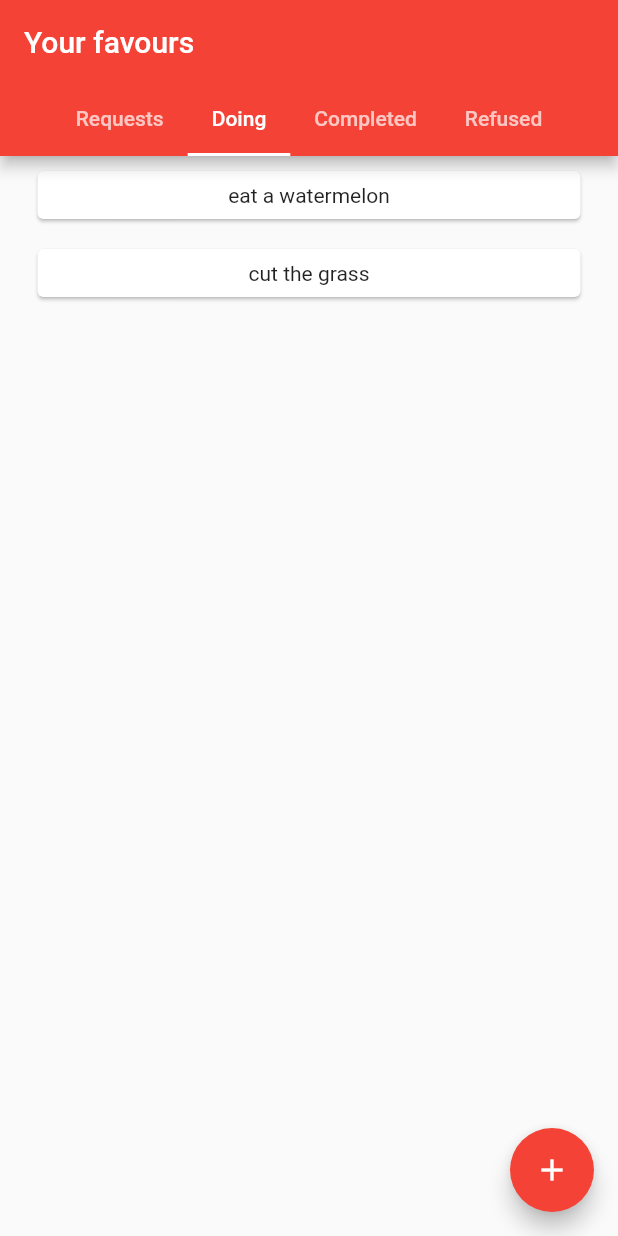
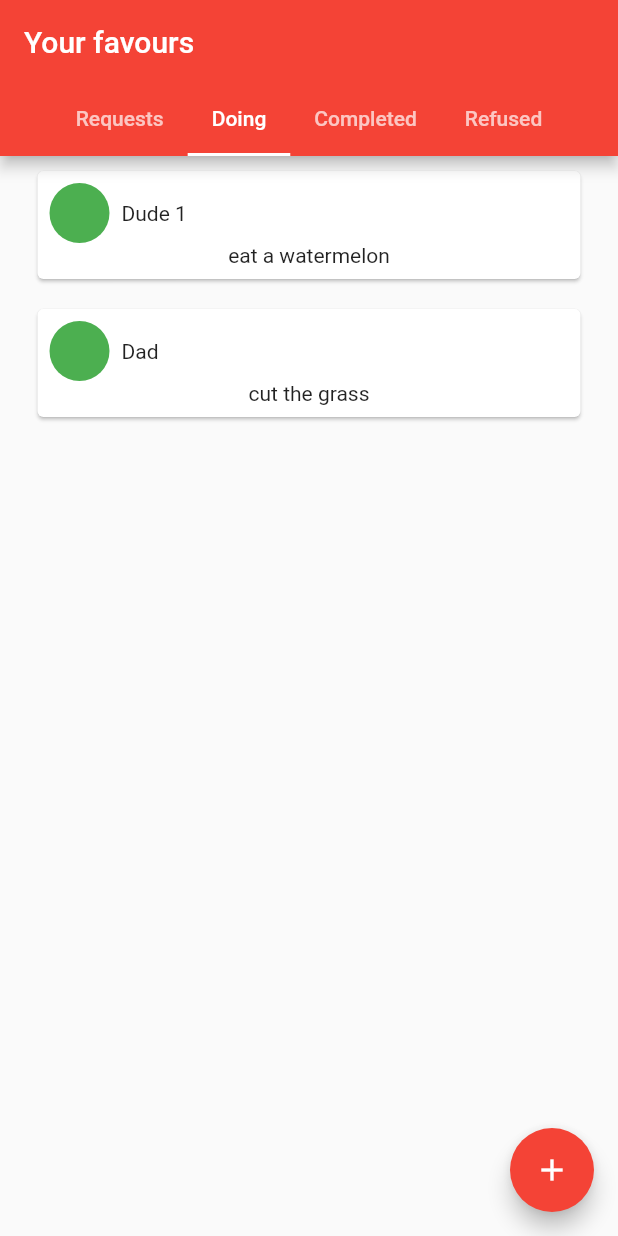
Before and after one commit to grzybi/flutter_friend_favours, a Flutter app: the screen it shows after launch, tab 2 chosen, on a phone screen of 412 x 824 dp. Run offline on Flutter 3.47's test engine with Material 2 defaults, Android fonts, the phone set to English and light mode, and no system bars.

Commit message:
Added headers for favours elements.

```diff
--- a/lib/main.dart
+++ b/lib/main.dart
@@ -1,6 +1,6 @@
 import 'package:flutter/material.dart';
 import 'favor.dart';
-import 'friend.dart';
+// import 'friend.dart';
 import 'mock_values.dart';
 
 void main() {
@@ -51,7 +51,7 @@ class FavoursPage extends StatelessWidget {
     return Column(
       mainAxisSize: MainAxisSize.max,
       children: [
-//        Padding
+// TODO       Padding
         Expanded(
             child: ListView.builder(
           itemCount: favours.length,
@@ -59,12 +59,15 @@ class FavoursPage extends StatelessWidget {
             final favour = favours[index];
             return Card(
               key: ValueKey(favour.uuid),
-              margin: EdgeInsets.symmetric(vertical: 10.0, horizontal: 25.0),
+              margin: const EdgeInsets.symmetric(vertical: 10.0, horizontal: 25.0),
               child: Padding(
+                padding: const EdgeInsets.all(8.0),
                 child: Column(children: <Widget>[
+                  _itemHeader(favour),
                   Text(favour.description ?? ""),
+                  // _itemFooter(favour),
                 ]),
-                padding: EdgeInsets.all(8.0),
+
               ),
             );
           },
@@ -73,13 +76,35 @@ class FavoursPage extends StatelessWidget {
     );
   }
 
+  Widget _itemHeader(Favor favour) {
+    return Row(
+      children: <Widget>[
+        const CircleAvatar(
+          backgroundColor: Colors.green,
+          // backgroundImage: NetworkImage(
+          //   favour.friend.photoURL,
+          // ),
+        ),
+        Expanded(
+          child: Padding(
+              padding: const EdgeInsets.only(left: 8.0),
+              child: Text(favour.friend?.name ?? "")),
+        )
+      ],
+    );
+  }
+
+  // Widget _itemFooter(Favor favour) {
+
+  // }
+
   @override
   Widget build(BuildContext context) {
     return DefaultTabController(
       length: 4,
       child: Scaffold(
         appBar: AppBar(
-          title: Text("Your favours"),
+          title: const Text("Your favours"),
           bottom: TabBar(isScrollable: true, tabs: [
             _buildCategoryTab("Requests"),
             _buildCategoryTab("Doing"),
@@ -98,7 +123,7 @@ class FavoursPage extends StatelessWidget {
         floatingActionButton: FloatingActionButton(
           onPressed: () {},
           tooltip: "Ask a favour",
-          child: Icon(Icons.add),
+          child: const Icon(Icons.add),
         ),
       ),
     );
```
